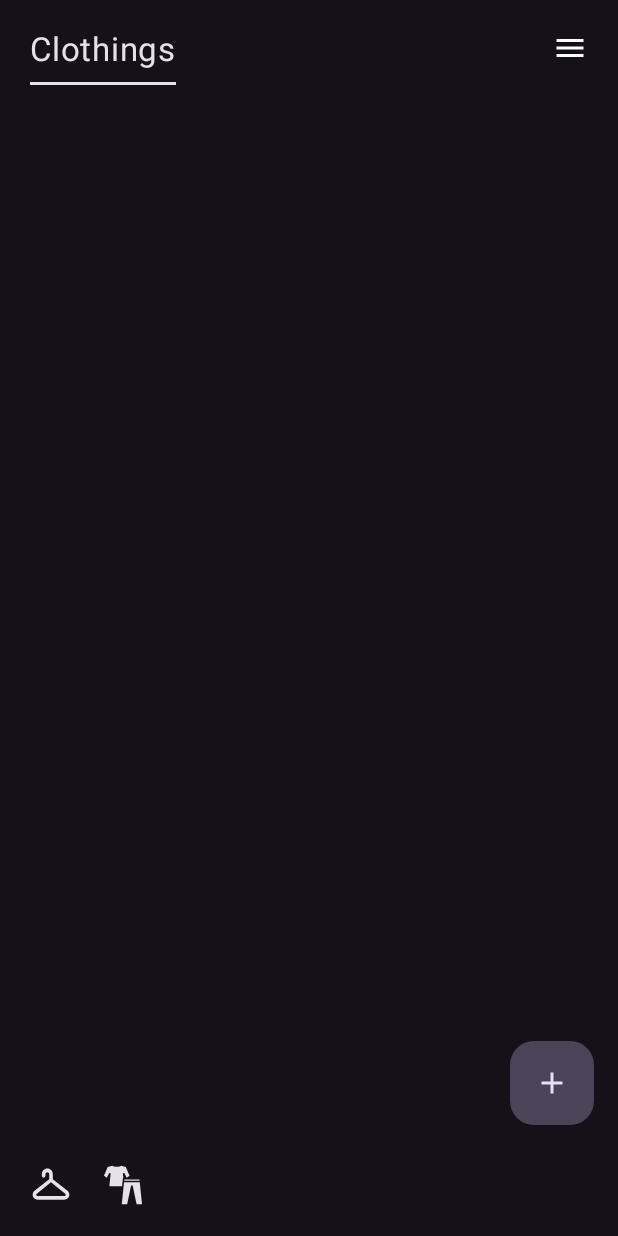
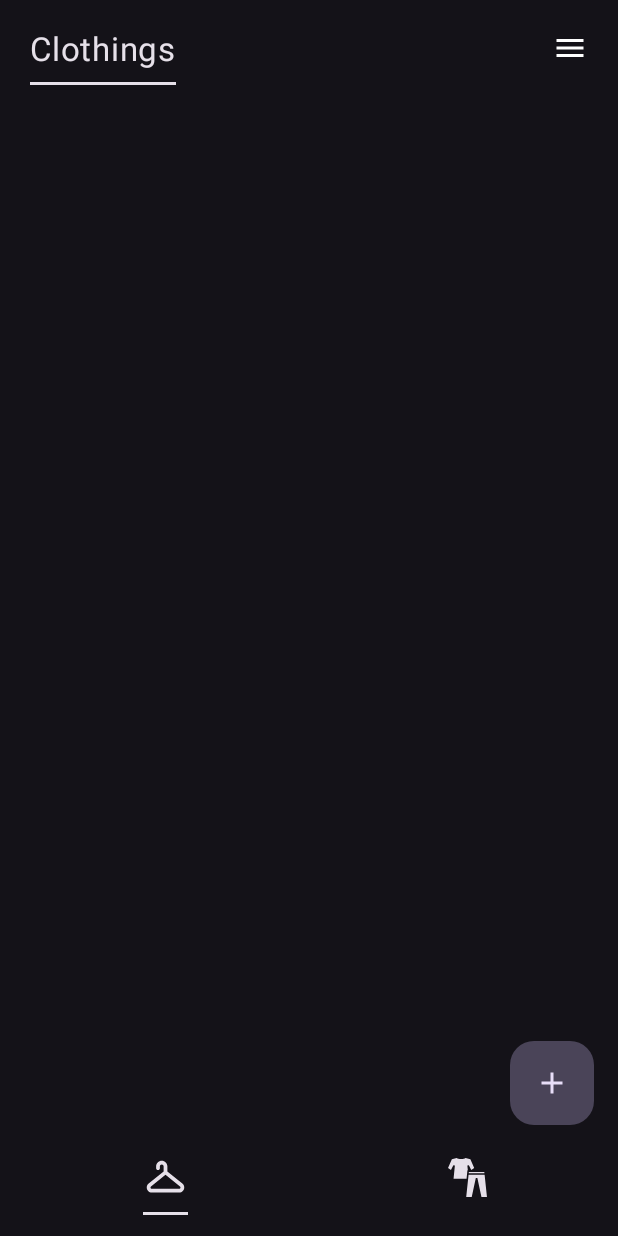
Before and after one commit to DHMP91/WearWise, an Android app built with Jetpack Compose: the screen it shows after launch (MainActivity), on a phone screen of 412 x 824 dp. Run offline under Robolectric (Android 15) with nearby library versions, the phone set to English and light mode, and no system bars; our stand-ins replace Room's generated code, paging; libraries missing offline, so code that uses them is left out: androidx.palette.graphics, com.google.mlkit.vision; pictures from the network do not load.

```diff
--- a/app/src/main/java/dhmp/wearwise/MainActivity.kt
+++ b/app/src/main/java/dhmp/wearwise/MainActivity.kt
@@ -7,9 +7,11 @@ import androidx.activity.enableEdgeToEdge
 import androidx.compose.foundation.layout.padding
 import androidx.compose.material3.Scaffold
 import androidx.compose.runtime.Composable
+import androidx.compose.runtime.getValue
 import androidx.compose.ui.Modifier
 import androidx.compose.ui.tooling.preview.Preview
 import androidx.navigation.NavHostController
+import androidx.navigation.compose.currentBackStackEntryAsState
 import androidx.navigation.compose.rememberNavController
 import dhmp.wearwise.ui.screens.common.AppNav
 import dhmp.wearwise.ui.screens.common.AppScreens
@@ -33,6 +35,11 @@ class MainActivity : ComponentActivity() {
 
 @Composable
 fun App(navController: NavHostController = rememberNavController()) {
+    // Get the current back stack entry
+    val navBackStackEntry by navController.currentBackStackEntryAsState()
+
+    // Retrieve the current route
+    val currentRoute = navBackStackEntry?.destination?.route
     Scaffold (
         bottomBar = {
             WearWiseBottomAppBar(
@@ -52,6 +59,7 @@ fun App(navController: NavHostController = rememberNavController()) {
                     navController.navigate(AppScreens.NewClothing.name)
                 },
                 navShop = { navController.navigate(AppScreens.Shop.name) },
+                currentRoute
             )
         },
     ) { innerPadding ->
--- a/app/src/main/java/dhmp/wearwise/data/AppDatabase.kt
+++ b/app/src/main/java/dhmp/wearwise/data/AppDatabase.kt
@@ -25,14 +25,13 @@ import dhmp.wearwise.model.OutfitDao
 
 @Database(
     entities = [Garment::class, Category::class, Outfit::class, MLMetaData::class, MLLabel::class],
-    version = 6,
+    version = 7,
     exportSchema = true,
     autoMigrations = [
         AutoMigration(from = 1, to = 2),
         AutoMigration(from = 2, to = 3),
-        AutoMigration(from = 3, to = 4),
         AutoMigration(from = 4, to = 5),
-        AutoMigration(from = 5, to = 6)
+        AutoMigration(from = 6, to = 7)
     ]
 )
 @TypeConverters(Converters::class)
@@ -112,9 +111,9 @@ class Converters {
 }
 
 val MIGRATION_3_4 = object : Migration(3, 4) {
-    override fun migrate(database: SupportSQLiteDatabase) {
+    override fun migrate(db: SupportSQLiteDatabase) {
         // Create the new table if it doesn't exist
-        database.execSQL("""
+        db.execSQL("""
             CREATE TABLE IF NOT EXISTS `Outfits` (
                 `id` INTEGER PRIMARY KEY AUTOINCREMENT NOT NULL,
                 `name` TEXT,
@@ -127,8 +126,8 @@ val MIGRATION_3_4 = object : Migration(3, 4) {
 }
 
 val MIGRATION_5_6 = object : Migration(5, 6) {
-    override fun migrate(database: SupportSQLiteDatabase) {
+    override fun migrate(db: SupportSQLiteDatabase) {
         // Create the new table if it doesn't exist
-        database.execSQL("ALTER TABLE Garments ADD COLUMN color TEXT")
+        db.execSQL("ALTER TABLE Garments ADD COLUMN color TEXT")
     }
 }
--- a/app/src/main/java/dhmp/wearwise/model/Garment.kt
+++ b/app/src/main/java/dhmp/wearwise/model/Garment.kt
@@ -29,7 +29,9 @@ data class Garment (
     var occasion: Occasion? = null,
     var image: String? = null,
     var imageOfSubject: String? = null,
-    var color: String? = null
+    var color: String? = null,
+    @ColumnInfo(defaultValue = "")
+    var outfitsId: List<Long> = listOf(),
 //    val subCategoryId: int? = null,
 //    @ColumnInfo(index = true)
 //    val mlMetaDataId: Int? = 0
--- a/app/src/main/java/dhmp/wearwise/ui/screens/common/AppBar.kt
+++ b/app/src/main/java/dhmp/wearwise/ui/screens/common/AppBar.kt
@@ -10,6 +10,9 @@ import androidx.compose.material3.IconButton
 import androidx.compose.material3.MaterialTheme
 import androidx.compose.runtime.Composable
 import androidx.compose.ui.Modifier
+import androidx.compose.ui.draw.drawBehind
+import androidx.compose.ui.geometry.Offset
+import androidx.compose.ui.graphics.Color
 import androidx.compose.ui.res.painterResource
 import androidx.compose.ui.unit.dp
 import dhmp.wearwise.R
@@ -20,7 +23,12 @@ fun WearWiseBottomAppBar(
     navClothing: () -> Unit,
     navNewClothing: () -> Unit,
     navShop: () -> Unit,
+    route: String?
 ) {
+    val tabColor = MaterialTheme.colorScheme.onBackground
+    val clothingModifier = createModifier(route, "clothing", tabColor)
+    val outfitModifier =  createModifier(route, "outfit", tabColor)
+
     Row(
         modifier = Modifier
             .fillMaxWidth()
@@ -33,20 +41,28 @@ fun WearWiseBottomAppBar(
 
         ) {
             Row {
-                IconButton(onClick = { navClothing() }) {
+                IconButton(
+                    onClick = { navClothing() },
+                    modifier = Modifier
+                        .fillMaxWidth()
+                        .weight(1f)
+                ) {
                     Icon(
                         painter = painterResource(R.drawable.hangar),
                         contentDescription = "Clothing",
-                        modifier = Modifier
-                            .padding(5.dp)
+                        modifier = clothingModifier
                     )
                 }
-                IconButton(onClick = { navOutfit() }) {
+                IconButton(
+                    onClick = { navOutfit() },
+                    modifier = Modifier
+                        .fillMaxWidth()
+                        .weight(1f)
+                ) {
                     Icon(
                         painterResource(R.drawable.outfit),
                         contentDescription = "Outfits",
-                        modifier = Modifier
-                            .padding(5.dp)
+                        modifier = outfitModifier
                     )
                 }
 
@@ -72,3 +88,33 @@ fun WearWiseBottomAppBar(
 //        }
     }
 }
+
+private fun createModifier(currentRoute: String?, commonScreenName: String, tabColor: Color): Modifier{
+    val bottomBorderModifier =
+        Modifier
+            .drawBehind {
+                val strokeWidth = 2.dp.toPx()
+                val y = size.height - strokeWidth / 2
+                drawLine(
+                    color = tabColor,
+                    start = Offset(0f, y),
+                    end = Offset(size.width, y),
+                    strokeWidth = strokeWidth
+                )
+            }
+            .padding(bottom = 10.dp)
+    val noBorder = Modifier.padding(bottom = 10.dp)
+    var matches = listOf<String>()
+
+    currentRoute?.let { r ->
+        matches = AppScreens.entries
+            .filter {
+                it.name.lowercase().contains(commonScreenName)
+                        && r.lowercase().contains(it.name.lowercase())
+            }
+            .map { it.name }
+    }
+
+    val tabModifier = if(matches.isNotEmpty()) bottomBorderModifier else noBorder
+    return tabModifier
+}
```
Also changed, not shown: app/src/main/java/dhmp/wearwise/ui/screens/clothing/ClothingScreen.kt (+18 -1 lines), app/src/main/java/dhmp/wearwise/ui/screens/clothing/EditClothingScreen.kt (+83 -17 lines), app/src/main/java/dhmp/wearwise/ui/screens/outfit/OutfitViewModel.kt (+40 -2 lines).
